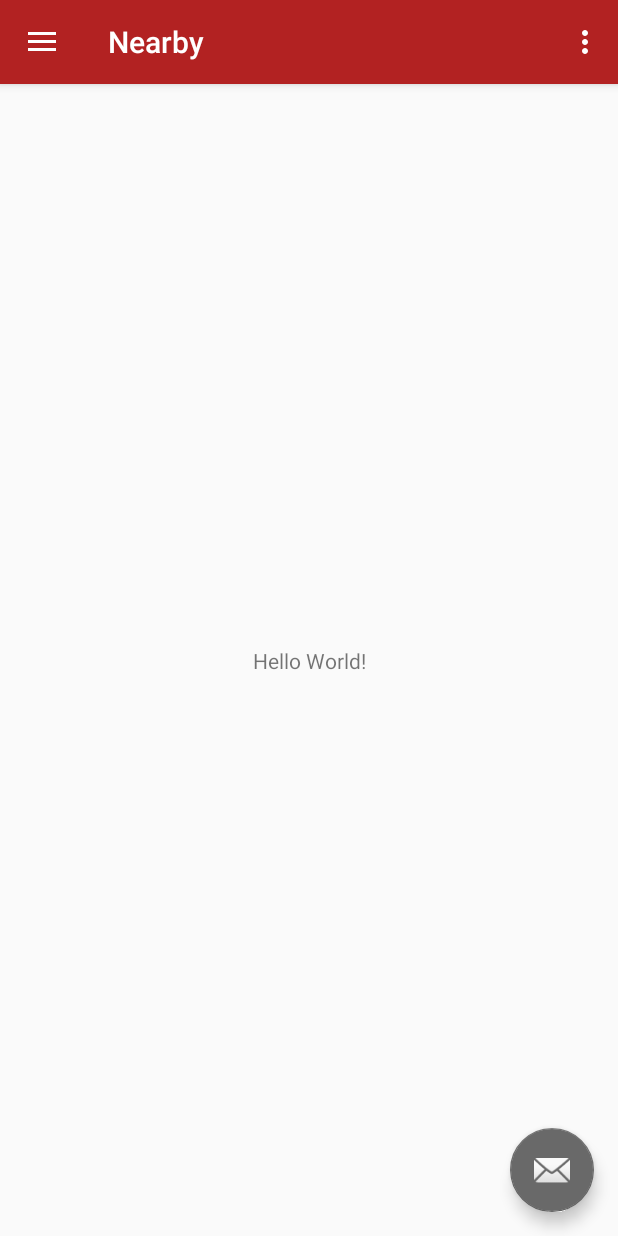
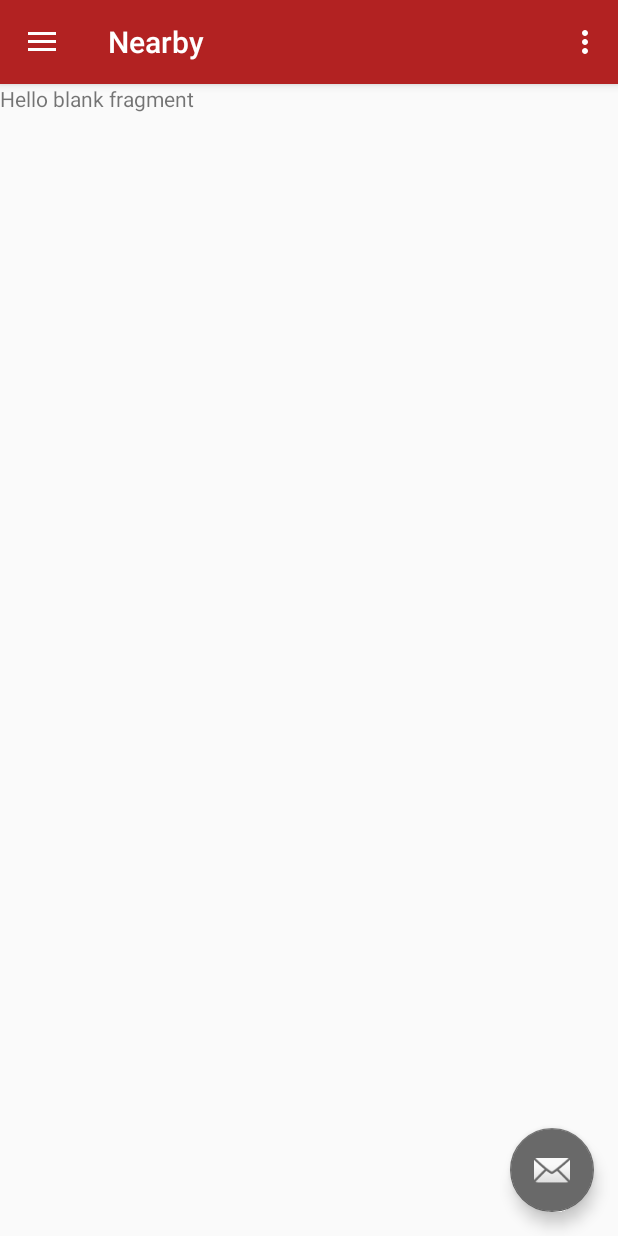
Before and after one commit to bentemplin/gatekeeper-app, an Android app: the screen it shows after launch (MainActivity), in the side drawer, after a tap on "Nearby", on a phone screen of 412 x 824 dp. Run offline under Robolectric (Android 15) with nearby library versions, the phone set to English and light mode, and no system bars.

Commit message:
Fix fragment loading

```diff
--- a/app/src/main/java/me/ryanpetschek/gatekeeper/MainActivity.java
+++ b/app/src/main/java/me/ryanpetschek/gatekeeper/MainActivity.java
@@ -34,6 +34,7 @@ public class MainActivity extends AppCompatActivity
         toolbar = (Toolbar) findViewById(R.id.toolbar);
         setSupportActionBar(toolbar);
 
+
         FloatingActionButton fab = (FloatingActionButton) findViewById(R.id.fab);
         fab.setOnClickListener(new View.OnClickListener() {
             @Override
@@ -51,6 +52,8 @@ public class MainActivity extends AppCompatActivity
 
         navigationView = (NavigationView) findViewById(R.id.nav_view);
         navigationView.setNavigationItemSelectedListener(this);
+        setTitle(navigationView.getMenu().getItem(0).getTitle());
+        navigationView.getMenu().getItem(0).setChecked(true);
     }
 
     @Override
--- a/app/src/main/res/layout/activity_main.xml
+++ b/app/src/main/res/layout/activity_main.xml
@@ -19,12 +19,6 @@
             layout="@layout/app_bar_main"
             android:layout_width="match_parent"
             android:layout_height="match_parent" />
-
-        <!-- main content where fragments are loaded -->
-        <FrameLayout
-            android:id="@+id/flContent"
-            android:layout_width="match_parent"
-            android:layout_height="match_parent"/>
     </LinearLayout>
 
 
--- a/app/src/main/res/layout/content_main.xml
+++ b/app/src/main/res/layout/content_main.xml
@@ -4,18 +4,12 @@
     xmlns:tools="http://schemas.android.com/tools"
     xmlns:app="http://schemas.android.com/apk/res-auto"
     android:layout_width="match_parent"
+    android:id="@+id/flContent"
     android:layout_height="match_parent"
     app:layout_behavior="@string/appbar_scrolling_view_behavior"
     tools:showIn="@layout/app_bar_main"
     tools:context="me.ryanpetschek.gatekeeper.MainActivity">
 
-    <TextView
-        android:layout_width="wrap_content"
-        android:layout_height="wrap_content"
-        android:text="Hello World!"
-        app:layout_constraintBottom_toBottomOf="parent"
-        app:layout_constraintLeft_toLeftOf="parent"
-        app:layout_constraintRight_toRightOf="parent"
-        app:layout_constraintTop_toTopOf="parent" />
+    <include layout="@layout/fragment_id"/>
 
 </android.support.constraint.ConstraintLayout>
--- a/app/src/main/res/layout/fragment_id.xml
+++ b/app/src/main/res/layout/fragment_id.xml
@@ -5,9 +5,5 @@
     tools:context="me.ryanpetschek.gatekeeper.idFragment">
 
     <!-- TODO: Update blank fragment layout -->
-    <TextView
-        android:layout_width="match_parent"
-        android:layout_height="match_parent"
-        android:text="@string/hello_blank_fragment" />
 
 </FrameLayout>
--- a/app/src/main/res/menu/activity_main_drawer.xml
+++ b/app/src/main/res/menu/activity_main_drawer.xml
@@ -5,7 +5,6 @@
         <item
             android:id="@+id/nav_id"
             android:icon="@drawable/ic_id"
-            android:checked="true"
             android:title="Your ID" />
         <item
             android:id="@+id/nav_nearby"
```
